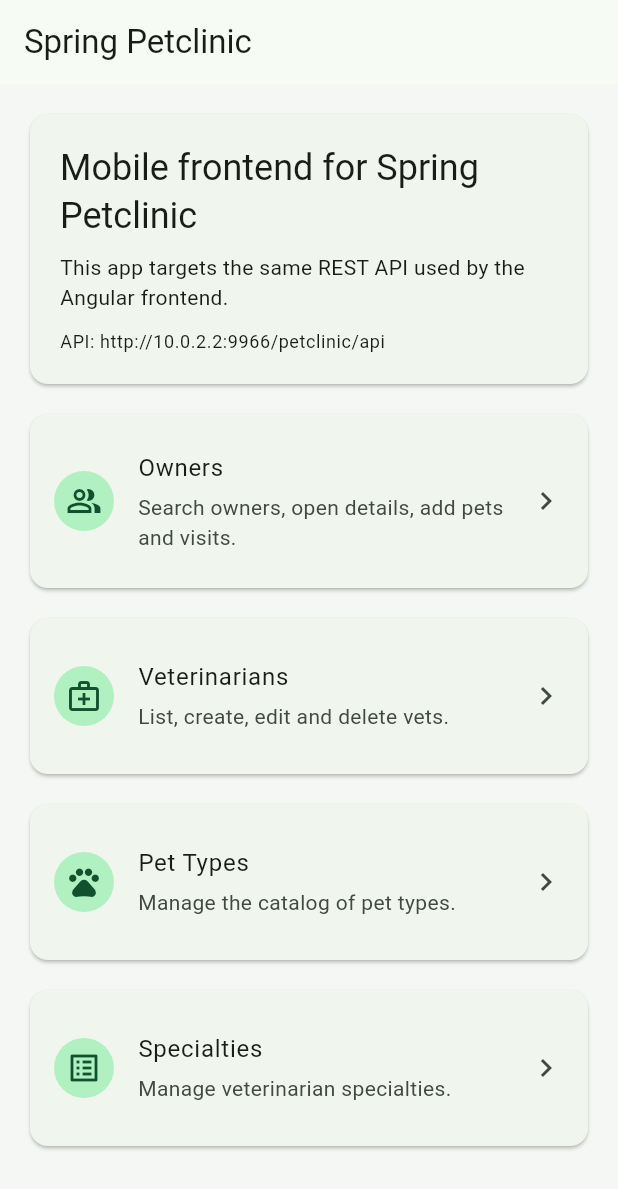
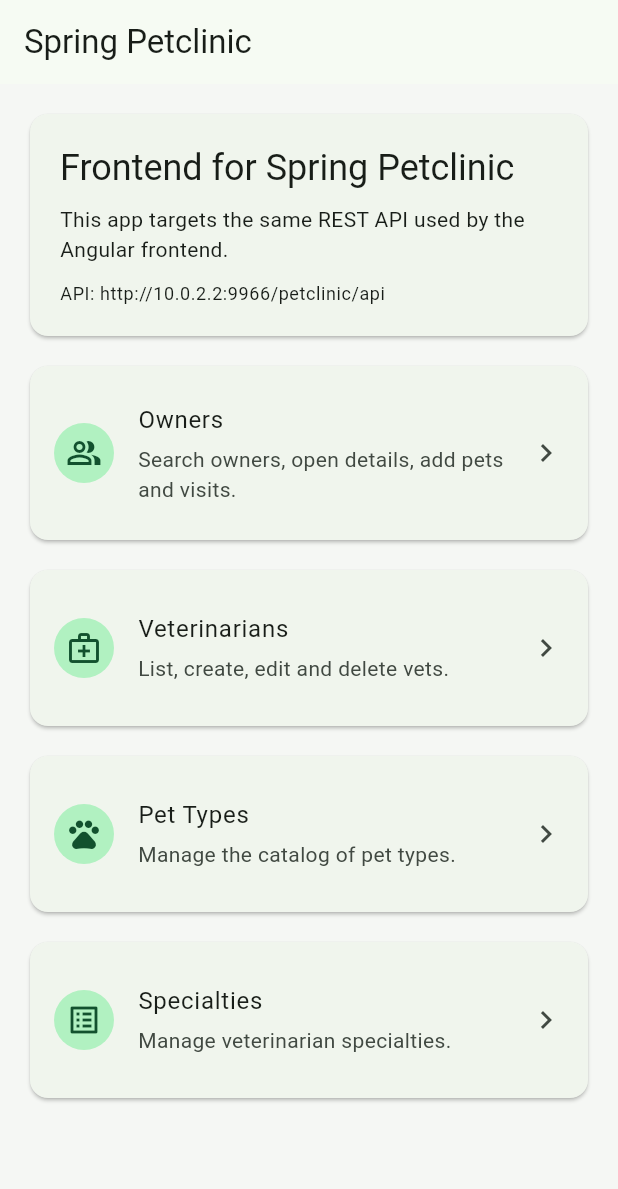
Before and after one commit to krish-techx/spring-petclinic-community-flutter, a Flutter app: the screen it shows after launch, on a phone screen of 412 x 824 dp. Shown: the top 1189 px of the screen. Run offline on Flutter 3.47's test engine with Material 3 defaults, Android fonts, the phone set to English and light mode, and no system bars.

Commit message:
feat: constrain core pages for better web layout

```diff
--- a/lib/features/home/home_screen.dart
+++ b/lib/features/home/home_screen.dart
@@ -1,6 +1,7 @@
 import 'package:flutter/material.dart';
 
 import '../../shared/config/api_config.dart';
+import '../../shared/widgets/page_width.dart';
 import '../owners/owner_list_screen.dart';
 import '../pettypes/pet_type_list_screen.dart';
 import '../specialties/specialty_list_screen.dart';
@@ -39,10 +40,9 @@ class HomeScreen extends StatelessWidget {
     ];
 
     return Scaffold(
-      appBar: AppBar(
-        title: const Text('Spring Petclinic'),
-      ),
-      body: ListView(
+      appBar: AppBar(title: const Text('Spring Petclinic')),
+      body: AppPageWidth(
+        child: ListView(
           padding: const EdgeInsets.all(16),
           children: [
             Card(
@@ -52,7 +52,7 @@ class HomeScreen extends StatelessWidget {
                   crossAxisAlignment: CrossAxisAlignment.start,
                   children: [
                     Text(
-                    'Mobile frontend for Spring Petclinic',
+                      'Frontend for Spring Petclinic',
                       style: Theme.of(context).textTheme.headlineSmall,
                     ),
                     const SizedBox(height: 8),
@@ -76,9 +76,7 @@ class HomeScreen extends StatelessWidget {
                 child: Card(
                   child: ListTile(
                     contentPadding: const EdgeInsets.all(16),
-                  leading: CircleAvatar(
-                    child: Icon(entry.icon),
-                  ),
+                    leading: CircleAvatar(child: Icon(entry.icon)),
                     title: Text(entry.title),
                     subtitle: Padding(
                       padding: const EdgeInsets.only(top: 4),
@@ -97,6 +95,7 @@ class HomeScreen extends StatelessWidget {
               ),
           ],
         ),
+      ),
     );
   }
 }
--- a/lib/features/pets/pet_form_screen.dart
+++ b/lib/features/pets/pet_form_screen.dart
@@ -2,6 +2,7 @@ import 'package:flutter/material.dart';
 
 import '../../shared/forms/app_validators.dart';
 import '../../shared/utils/date_utils.dart';
+import '../../shared/widgets/page_width.dart';
 import '../owners/owner.dart';
 import '../owners/owner_service.dart';
 import '../pettypes/pet_type.dart';
@@ -192,7 +193,9 @@ class _PetFormScreenState extends State<PetFormScreen> {
 
     return Scaffold(
       appBar: AppBar(title: Text(_isEditing ? 'Edit Pet' : 'Add Pet')),
-      body: _isLoading
+      body: AppPageWidth(
+        maxWidth: 720,
+        child: _isLoading
             ? const Center(child: CircularProgressIndicator())
             : _errorMessage != null && _owner == null
             ? Center(
@@ -311,6 +314,7 @@ class _PetFormScreenState extends State<PetFormScreen> {
                   ),
                 ],
               ),
+      ),
     );
   }
 }
--- a/lib/features/pettypes/pet_type_form_screen.dart
+++ b/lib/features/pettypes/pet_type_form_screen.dart
@@ -1,6 +1,7 @@
 import 'package:flutter/material.dart';
 
 import '../../shared/forms/app_validators.dart';
+import '../../shared/widgets/page_width.dart';
 import 'pet_type.dart';
 import 'pet_type_service.dart';
 
@@ -84,7 +85,9 @@ class _PetTypeFormScreenState extends State<PetTypeFormScreen> {
       appBar: AppBar(
         title: Text(_isEditing ? 'Edit Pet Type' : 'New Pet Type'),
       ),
-      body: ListView(
+      body: AppPageWidth(
+        maxWidth: 720,
+        child: ListView(
           padding: const EdgeInsets.all(16),
           children: [
             if (_errorMessage != null) ...[
@@ -130,6 +133,7 @@ class _PetTypeFormScreenState extends State<PetTypeFormScreen> {
             ),
           ],
         ),
+      ),
     );
   }
 }
--- a/lib/features/pettypes/pet_type_list_screen.dart
+++ b/lib/features/pettypes/pet_type_list_screen.dart
@@ -1,6 +1,7 @@
 import 'package:flutter/material.dart';
 
 import '../../shared/widgets/confirmation_dialog.dart';
+import '../../shared/widgets/page_width.dart';
 import 'pet_type.dart';
 import 'pet_type_form_screen.dart';
 import 'pet_type_service.dart';
@@ -109,7 +110,7 @@ class _PetTypeListScreenState extends State<PetTypeListScreen> {
         icon: const Icon(Icons.add),
         label: const Text('Add'),
       ),
-      body: _buildBody(),
+      body: AppPageWidth(child: _buildBody()),
     );
   }
 
--- a/lib/features/specialties/specialty_form_screen.dart
+++ b/lib/features/specialties/specialty_form_screen.dart
@@ -1,6 +1,7 @@
 import 'package:flutter/material.dart';
 
 import '../../shared/forms/app_validators.dart';
+import '../../shared/widgets/page_width.dart';
 import 'specialty.dart';
 import 'specialty_service.dart';
 
@@ -84,7 +85,9 @@ class _SpecialtyFormScreenState extends State<SpecialtyFormScreen> {
       appBar: AppBar(
         title: Text(_isEditing ? 'Edit Specialty' : 'New Specialty'),
       ),
-      body: ListView(
+      body: AppPageWidth(
+        maxWidth: 720,
+        child: ListView(
           padding: const EdgeInsets.all(16),
           children: [
             if (_errorMessage != null) ...[
@@ -130,6 +133,7 @@ class _SpecialtyFormScreenState extends State<SpecialtyFormScreen> {
             ),
           ],
         ),
+      ),
     );
   }
 }
--- a/lib/features/specialties/specialty_list_screen.dart
+++ b/lib/features/specialties/specialty_list_screen.dart
@@ -1,6 +1,7 @@
 import 'package:flutter/material.dart';
 
 import '../../shared/widgets/confirmation_dialog.dart';
+import '../../shared/widgets/page_width.dart';
 import 'specialty.dart';
 import 'specialty_form_screen.dart';
 import 'specialty_service.dart';
@@ -109,7 +110,7 @@ class _SpecialtyListScreenState extends State<SpecialtyListScreen> {
         icon: const Icon(Icons.add),
         label: const Text('Add'),
       ),
-      body: _buildBody(),
+      body: AppPageWidth(child: _buildBody()),
     );
   }
 
--- a/lib/features/vets/vet_form_screen.dart
+++ b/lib/features/vets/vet_form_screen.dart
@@ -1,6 +1,7 @@
 import 'package:flutter/material.dart';
 
 import '../../shared/forms/app_validators.dart';
+import '../../shared/widgets/page_width.dart';
 import '../specialties/specialty.dart';
 import '../specialties/specialty_service.dart';
 import 'vet.dart';
@@ -159,7 +160,9 @@ class _VetFormScreenState extends State<VetFormScreen> {
       appBar: AppBar(
         title: Text(_isEditing ? 'Edit Veterinarian' : 'New Veterinarian'),
       ),
-      body: _isLoading
+      body: AppPageWidth(
+        maxWidth: 720,
+        child: _isLoading
             ? const Center(child: CircularProgressIndicator())
             : _errorMessage != null && _specialties.isEmpty
             ? Center(
@@ -298,6 +301,7 @@ class _VetFormScreenState extends State<VetFormScreen> {
                   ),
                 ],
               ),
+      ),
     );
   }
 }
--- a/lib/features/vets/vet_list_screen.dart
+++ b/lib/features/vets/vet_list_screen.dart
@@ -1,6 +1,7 @@
 import 'package:flutter/material.dart';
 
 import '../../shared/widgets/confirmation_dialog.dart';
+import '../../shared/widgets/page_width.dart';
 import 'vet.dart';
 import 'vet_form_screen.dart';
 import 'vet_service.dart';
@@ -109,7 +110,7 @@ class _VetListScreenState extends State<VetListScreen> {
         icon: const Icon(Icons.add),
         label: const Text('Add Vet'),
       ),
-      body: _buildBody(),
+      body: AppPageWidth(child: _buildBody()),
     );
   }
 
--- /dev/null
+++ b/lib/shared/widgets/page_width.dart
@@ -0,0 +1,24 @@
+import 'package:flutter/material.dart';
+
+class AppPageWidth extends StatelessWidget {
+  const AppPageWidth({super.key, required this.child, this.maxWidth = 960});
+
+  final Widget child;
+  final double maxWidth;
+
+  @override
+  Widget build(BuildContext context) {
+    return LayoutBuilder(
+      builder: (context, constraints) {
+        final width = constraints.maxWidth < maxWidth
+            ? constraints.maxWidth
+            : maxWidth;
+
+        return Align(
+          alignment: Alignment.topCenter,
+          child: SizedBox(width: width, child: child),
+        );
+      },
+    );
+  }
+}
```
Also changed, not shown: lib/features/owners/owner_detail_screen.dart (+11 -3 lines), lib/features/owners/owner_form_screen.dart (+9 -2 lines), lib/features/owners/owner_list_screen.dart (+35 -30 lines), lib/features/visits/visit_form_screen.dart (+9 -2 lines). Lines whose indentation alone changed are shown as unchanged.
